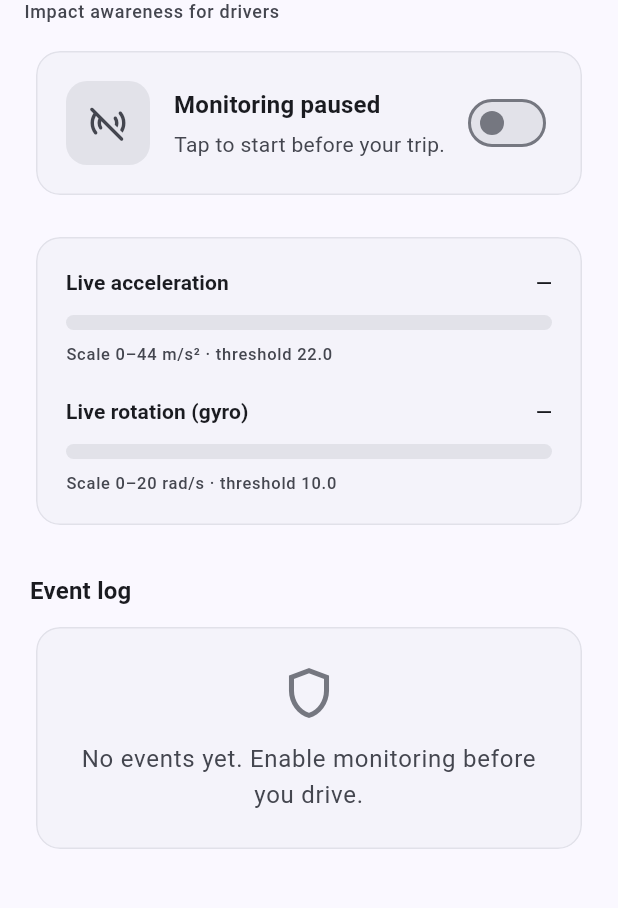
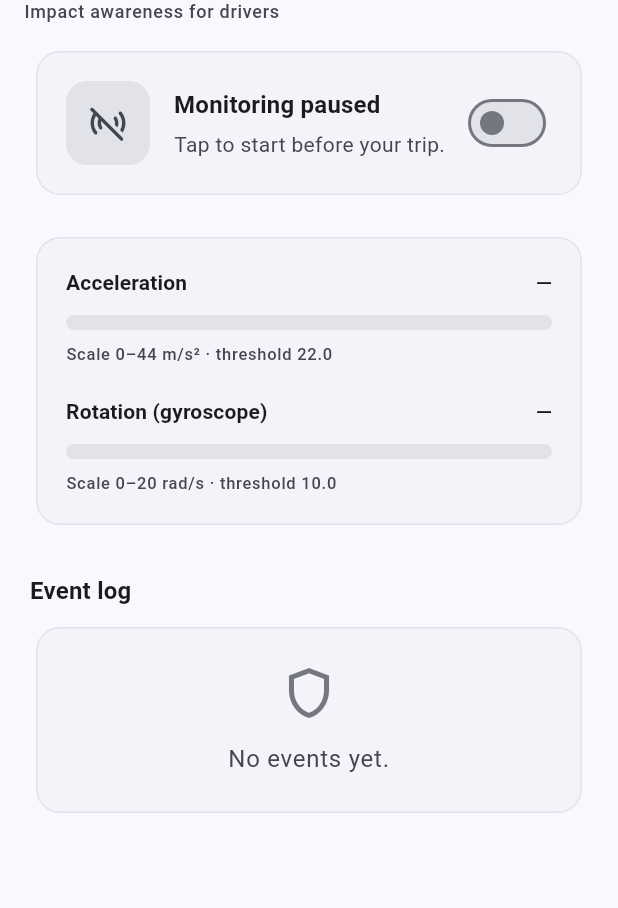
Before and after one commit to M3do10/app, a Flutter app: the screen it shows after launch, on a phone screen of 412 x 824 dp, the part 51-959 px from its top. Run offline on Flutter 3.47's test engine with Material 3 defaults, Android fonts, the light colour scheme and no system bars; our stand-ins replace geolocator, permission_handler, sensors_plus.

Commit message:
update 1

```diff
--- a/lib/screens/home_screen.dart
+++ b/lib/screens/home_screen.dart
@@ -35,13 +35,6 @@ class HomeScreen extends StatelessWidget {
             ),
           ],
         ),
-        actions: [
-          // IconButton(
-          //   tooltip: "Adjust detection",
-          //   onPressed: () => _openSettings(context),
-          //   icon: const Icon(Icons.tune_rounded),
-          // ),
-        ],
       ),
       body: Consumer<CrashMonitor>(
         builder: (context, m, _) {
@@ -145,7 +138,7 @@ class HomeScreen extends StatelessWidget {
                             ),
                             const SizedBox(height: 12),
                             Text(
-                              "No events yet. Enable monitoring before you drive.",
+                              "No events yet.",
                               textAlign: TextAlign.center,
                               style: t.textTheme.bodyLarge?.copyWith(
                                 color: t.colorScheme.onSurfaceVariant,
@@ -165,99 +158,6 @@ class HomeScreen extends StatelessWidget {
       ),
     );
   }
-
-  // void _openSettings(BuildContext context) {
-  //   final m = context.read<CrashMonitor>();
-  //   showModalBottomSheet<void>(
-  //     context: context,
-  //     isScrollControlled: true,
-  //     showDragHandle: true,
-  //     builder: (ctx) {
-  //       return Padding(
-  //         padding: EdgeInsets.only(
-  //           left: 24,
-  //           right: 24,
-  //           bottom: MediaQuery.paddingOf(ctx).bottom + 24,
-  //           top: 8,
-  //         ),
-  //         child: StatefulBuilder(
-  //           builder: (context, setLocal) {
-  //             return Column(
-  //               mainAxisSize: MainAxisSize.min,
-  //               crossAxisAlignment: CrossAxisAlignment.start,
-  //               children: [
-  //                 Text(
-  //                   "Detection settings",
-  //                   style: Theme.of(context).textTheme.titleLarge?.copyWith(
-  //                         fontWeight: FontWeight.w700,
-  //                       ),
-  //                 ),
-  //                 const SizedBox(height: 8),
-  //                 Text(
-  //                   "Acceleration uses linear acceleration without gravity (m/s²). Gyroscope uses rotation rate magnitude (rad/s). Higher values reduce false alarms.",
-  //                   style: Theme.of(context).textTheme.bodyMedium?.copyWith(
-  //                         color: Theme.of(context).colorScheme.onSurfaceVariant,
-  //                       ),
-  //                 ),
-  //                 const SizedBox(height: 20),
-  //                 Text(
-  //                   "Impact threshold: ${m.thresholdMps2.toStringAsFixed(1)} m/s²",
-  //                 ),
-  //                 Slider(
-  //                   value: m.thresholdMps2,
-  //                   min: 12,
-  //                   max: 45,
-  //                   divisions: 33,
-  //                   label: "${m.thresholdMps2.toStringAsFixed(1)} m/s²",
-  //                   onChanged: (v) {
-  //                     m.thresholdMps2 = v;
-  //                     setLocal(() {});
-  //                   },
-  //                 ),
-  //                 const SizedBox(height: 12),
-  //                 Text(
-  //                   "Rotation threshold: ${m.gyroThresholdRadS.toStringAsFixed(1)} rad/s",
-  //                 ),
-  //                 Slider(
-  //                   value: m.gyroThresholdRadS,
-  //                   min: 4,
-  //                   max: 25,
-  //                   divisions: 21,
-  //                   label: "${m.gyroThresholdRadS.toStringAsFixed(1)} rad/s",
-  //                   onChanged: (v) {
-  //                     m.gyroThresholdRadS = v;
-  //                     setLocal(() {});
-  //                   },
-  //                 ),
-  //                 const SizedBox(height: 8),
-  //                 Text("Cooldown: ${m.cooldownSeconds} s"),
-  //                 Slider(
-  //                   value: m.cooldownSeconds.toDouble(),
-  //                   min: 30,
-  //                   max: 300,
-  //                   divisions: 27,
-  //                   label: "${m.cooldownSeconds} s",
-  //                   onChanged: (v) {
-  //                     m.cooldownSeconds = v.round();
-  //                     setLocal(() {});
-  //                   },
-  //                 ),
-  //                 const SizedBox(height: 12),
-  //                 SizedBox(
-  //                   width: double.infinity,
-  //                   child: FilledButton(
-  //                     onPressed: () => Navigator.pop(ctx),
-  //                     child: const Text("Done"),
-  //                   ),
-  //                 ),
-  //               ],
-  //             );
-  //           },
-  //         ),
-  //       );
-  //     },
-  //   );
-  // }
 }
 
 class _MonitoringCard extends StatelessWidget {
@@ -369,7 +269,7 @@ class _LiveSignalCard extends StatelessWidget {
             Row(
               children: [
                 Text(
-                  "Live acceleration",
+                  "Acceleration",
                   style: t.textTheme.titleSmall?.copyWith(
                     fontWeight: FontWeight.w600,
                   ),
@@ -411,7 +311,7 @@ class _LiveSignalCard extends StatelessWidget {
             Row(
               children: [
                 Text(
-                  "Live rotation (gyro)",
+                  "Rotation (gyroscope)",
                   style: t.textTheme.titleSmall?.copyWith(
                     fontWeight: FontWeight.w600,
                   ),
```
Also changed, not shown: lib/services/crash_monitor.dart (+10 -12 lines).
